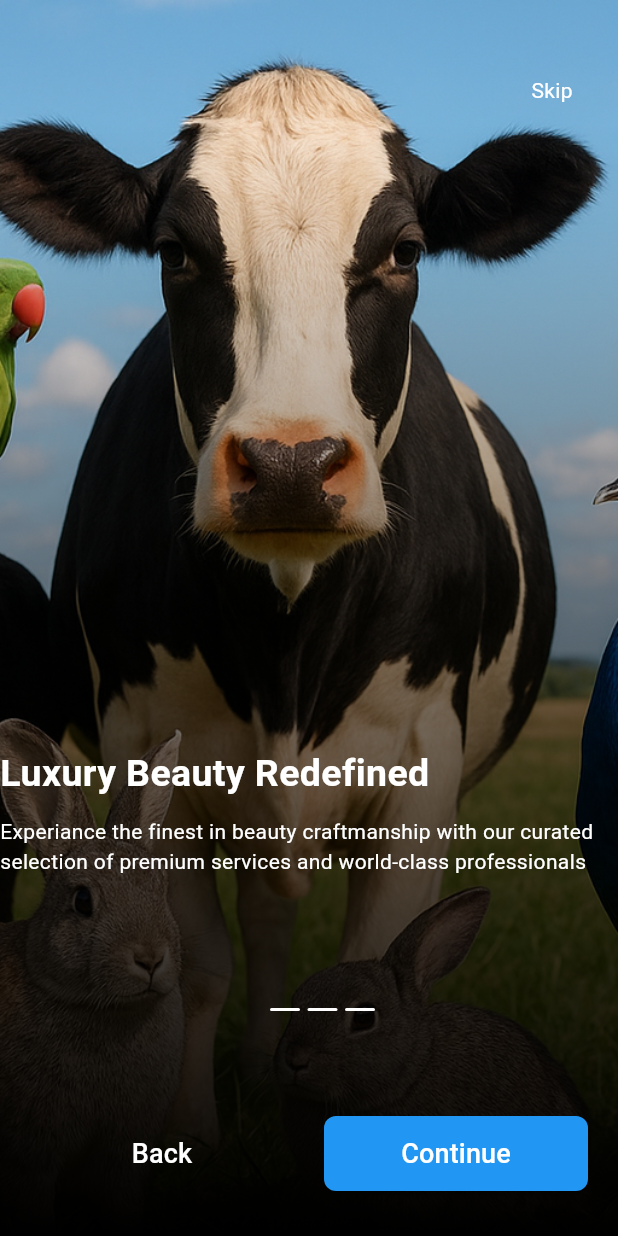
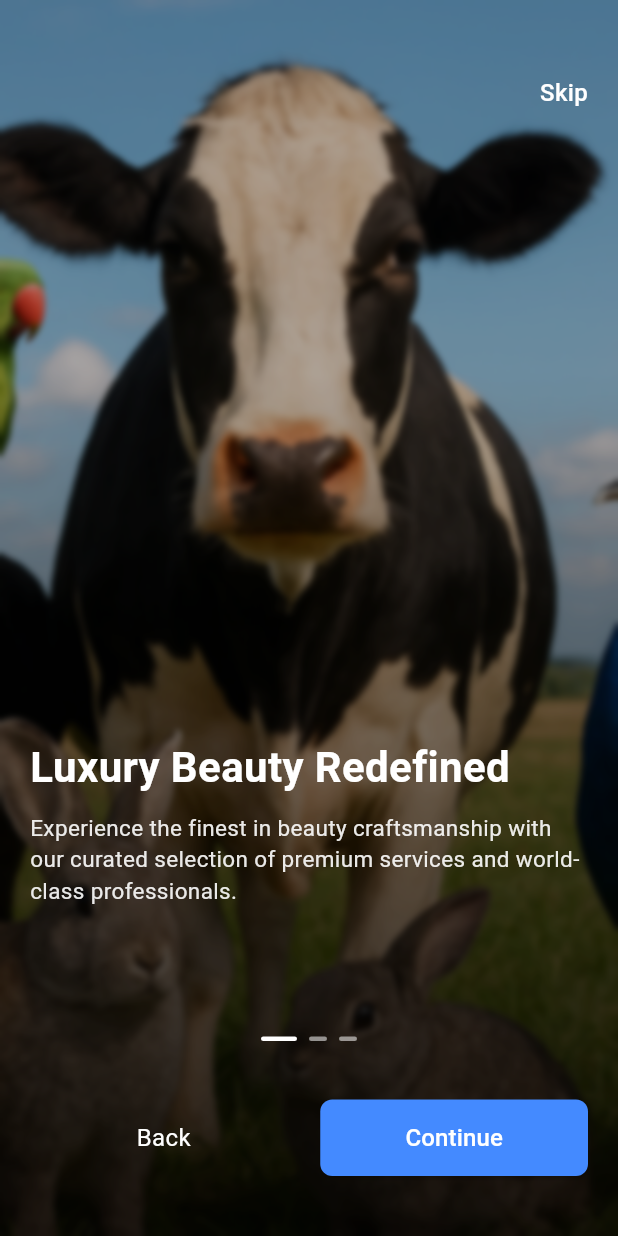
Before and after one commit to JoshuaOzibo/flutter_Animations_challange, a Flutter app: the screen it shows after launch, on a phone screen of 412 x 824 dp. Run offline on Flutter 3.47's test engine with Material 3 defaults, Android fonts, the phone set to English and light mode, and no system bars.

Commit message:
updated swipe code

```diff
--- a/lib/features/challange_one/onboarding_screens/onboarding_one.dart
+++ b/lib/features/challange_one/onboarding_screens/onboarding_one.dart
@@ -1,19 +1,44 @@
+import 'dart:ui';
 import 'package:flutter/material.dart';
 
-class OnboardingOne extends StatelessWidget {
+class OnboardingOne extends StatefulWidget {
   const OnboardingOne({super.key});
 
   @override
+  State<OnboardingOne> createState() => _OnboardingOneState();
+}
+
+class _OnboardingOneState extends State<OnboardingOne> {
+  final PageController _pageController = PageController();
+  int _currentIndex = 0;
+
+  @override
   Widget build(BuildContext context) {
+    final onboardingItems = OnboardingData.boardingData;
+
     return Scaffold(
       body: Stack(
         children: [
+          // PageView for smooth horizontal swiping
+          PageView.builder(
+            controller: _pageController,
+            itemCount: onboardingItems.length,
+            onPageChanged: (index) {
+              setState(() {
+                _currentIndex = index;
+              });
+            },
+            itemBuilder: (context, index) {
+              final item = onboardingItems[index];
+
+              return Stack(
+                children: [
+                  // Background image
                   Image.asset(
-            'images/cow_image.png',
+                    item['image']!,
                     width: double.infinity,
                     height: double.infinity,
                     fit: BoxFit.cover,
-            colorBlendMode: BlendMode.darken,
                   ),
 
                   // Blurred + dark gradient overlay
@@ -22,121 +47,141 @@ class OnboardingOne extends StatelessWidget {
                       gradient: LinearGradient(
                         begin: Alignment.topCenter,
                         end: Alignment.bottomCenter,
-                colors: [Colors.transparent, Colors.black.withOpacity(1)],
-                stops: const [0.1, 1.0],
+                        colors: [
+                          Colors.transparent,
+                          Colors.black.withOpacity(0.8)
+                        ],
+                        stops: const [0.3, 1.0],
                       ),
                     ),
                   ),
 
+                  // Optional blur layer for soft focus
+                  BackdropFilter(
+                    filter: ImageFilter.blur(sigmaX: 2, sigmaY: 2),
+                    child: Container(color: Colors.black.withOpacity(0.3)),
+                  ),
+
+                  // Skip button
                   Positioned(
                     top: 50,
-            left: 0,
-            right: 30,
+                    right: 20,
                     child: GestureDetector(
                       onTap: () {
                         Navigator.pop(context);
                       },
-              child: Text('Skip', style: TextStyle(color: Colors.white), textAlign: TextAlign.end,))
+                      child: const Text(
+                        'Skip',
+                        style: TextStyle(
+                          color: Colors.white,
+                          fontSize: 16,
+                          fontWeight: FontWeight.w500,
+                        ),
+                      ),
+                    ),
                   ),
 
+                  // Main text content
                   Positioned(
-            bottom: 240,
-            left: 0,
-            right: 0,
+                    bottom: 220,
+                    left: 20,
+                    right: 20,
                     child: Column(
                       crossAxisAlignment: CrossAxisAlignment.start,
                       children: [
-                Text('Luxury Beauty Redefined', style: TextStyle(
+                        Text(
+                          item['heading']!,
+                          style: const TextStyle(
                             color: Colors.white,
-                  fontSize: 25,
-                  fontWeight: FontWeight.bold
-                ),),
-
-                SizedBox(height: 10,),
+                            fontSize: 28,
+                            fontWeight: FontWeight.bold,
+                            height: 1.2,
+                          ),
+                        ),
+                        const SizedBox(height: 12),
                         Text(
-                  'Experiance the finest in beauty craftmanship with our curated selection of premium services and world-class professionals',
+                          item['paragraph']!,
                           style: TextStyle(
-                  color: Colors.white
+                            color: Colors.white.withOpacity(0.9),
+                            fontSize: 15,
+                            height: 1.4,
                           ),
                         ),
                       ],
                     ),
                   ),
+                ],
+              );
+            },
+          ),
 
+          // Dots Indicator
           Positioned(
-            bottom: 150,
-            left: 180,
+            bottom: 130,
+            left: 0,
             right: 0,
             child: Row(
-              spacing: 5,
-              children: [
-                Container(
-                  width: 20,
-                  height: 2,
+              mainAxisAlignment: MainAxisAlignment.center,
+              children: List.generate(onboardingItems.length, (dotIndex) {
+                return AnimatedContainer(
+                  duration: const Duration(milliseconds: 300),
+                  margin: const EdgeInsets.symmetric(horizontal: 4),
+                  width: _currentIndex == dotIndex ? 24 : 12,
+                  height: 3,
                   decoration: BoxDecoration(
-                    color: Colors.white,
-                    borderRadius: BorderRadius.circular(100),
+                    color: _currentIndex == dotIndex
+                        ? Colors.white
+                        : Colors.white54,
+                    borderRadius: BorderRadius.circular(50),
                   ),
-                ),
-                Container(
-                  width: 20,
-                  height: 2,
-                  decoration: BoxDecoration(
-                    color: Colors.white,
-                    borderRadius: BorderRadius.circular(100),
-                  ),
-                ),
-                Container(
-                  width: 20,
-                  height: 2,
-                  decoration: BoxDecoration(
-                    color: Colors.white,
-                    borderRadius: BorderRadius.circular(100),
-                  ),
-                ),
-              ],
+                );
+              }),
             ),
           ),
 
+          // Buttons
           Positioned(
-            bottom: 30,
-            left: 0,
-            right: 0,
-            child: Padding(
-              padding: const EdgeInsets.symmetric(horizontal: 20),
+            bottom: 40,
+            left: 20,
+            right: 20,
             child: Row(
-                spacing: 20,
               children: [
                 Expanded(
-                    child: MaterialButton(
-                      height: 50,
-                      onPressed: () {},
+                  child: const Text(
+                    'Back',
+                    style: TextStyle(color: Colors.white, fontSize: 16,), textAlign: TextAlign.center,
+                  ),
+                ),
+                const SizedBox(width: 15),
+                Expanded(
+                  child: ElevatedButton(
+                    onPressed: () {
+                      if (_currentIndex < onboardingItems.length - 1) {
+                        _pageController.nextPage(
+                          duration: const Duration(milliseconds: 400),
+                          curve: Curves.easeInOut,
+                        );
+                      } else {
+                        // TODO: Navigate to next screen (e.g., Home or Login)
+                      }
+                    },
+                    style: ElevatedButton.styleFrom(
+                      backgroundColor: Colors.blueAccent,
                       shape: RoundedRectangleBorder(
                         borderRadius: BorderRadius.circular(8),
                       ),
-                      child: const Text(
-                        'Back',
-                        style: TextStyle(color: Colors.white, fontSize: 18),
+                      padding: const EdgeInsets.symmetric(vertical: 14),
                     ),
-                    ),
-                  ),
-
-                  Expanded(
-                    child: MaterialButton(
-                      height: 50,
-                      color: Colors.blue,
-                      onPressed: () {},
-                      shape: RoundedRectangleBorder(
-                        borderRadius: BorderRadius.circular(8),
-                      ),
-                      child: const Text(
-                        'Continue',
-                        style: TextStyle(color: Colors.white, fontSize: 18),
+                    child: Text(
+                      _currentIndex == onboardingItems.length - 1
+                          ? 'Finish'
+                          : 'Continue',
+                      style:
+                          const TextStyle(color: Colors.white, fontSize: 16),
                     ),
                   ),
                 ),
               ],
-              ),
             ),
           ),
         ],
@@ -148,25 +193,22 @@ class OnboardingOne extends StatelessWidget {
 class OnboardingData {
   static List<Map<String, String>> boardingData = [
     {
-      "id": "1",
       "heading": "Luxury Beauty Redefined",
       "paragraph":
-          "Experiance the finest in beauty craftmanship with our curated selection of premium services and world-class professionals",
-      "image": 'assets/images/cowImage.png',
+          "Experience the finest in beauty craftsmanship with our curated selection of premium services and world-class professionals.",
+      "image": 'images/cow_image.png',
     },
     {
-      "id": "2",
-      "heading": "Luxury Beauty Redefined",
+      "heading": "Empower Your Natural Beauty",
       "paragraph":
-          "Experiance the finest in beauty craftmanship with our curated selection of premium services and world-class professionals",
-      "image": 'assets/images/cowImage.png',
+          "Unlock your inner confidence with treatments designed to rejuvenate, refresh, and enhance your natural glow.",
+      "image": 'images/cow_image.png',
     },
     {
-      "id": "3",
-      "heading": "Luxury Beauty Redefined",
+      "heading": "Your Beauty, Our Passion",
       "paragraph":
-          "Experiance the finest in beauty craftmanship with our curated selection of premium services and world-class professionals",
-      "image": 'assets/images/cowImage.png',
+          "Join our family of satisfied clients and let our professionals craft the perfect look, just for you.",
+      "image": 'images/cow_image.png',
     },
   ];
 }
```
Lines whose indentation alone changed are shown as unchanged.
